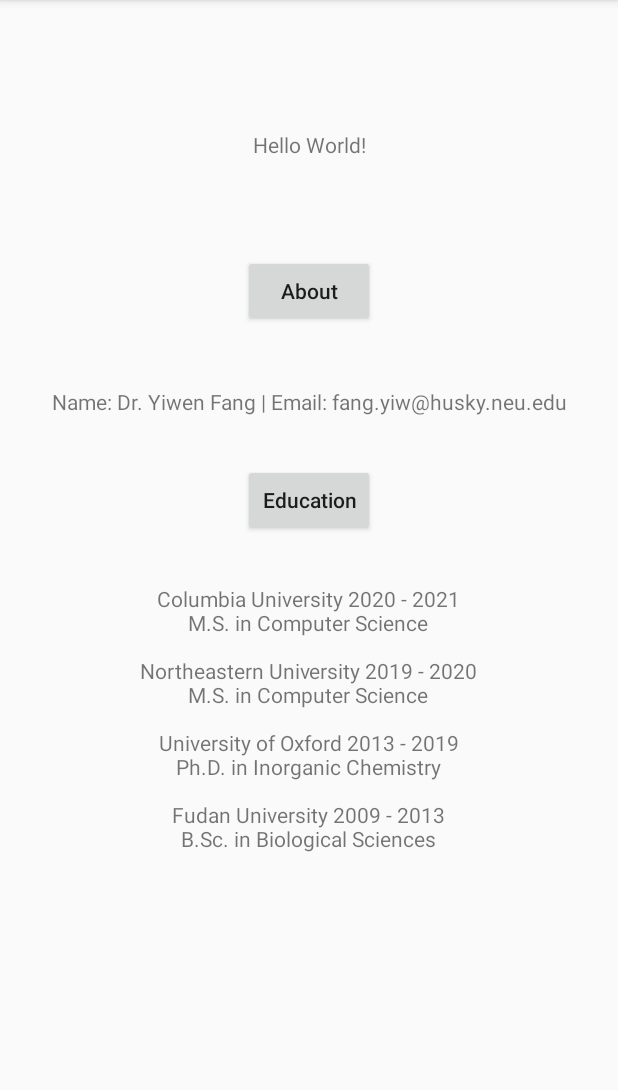
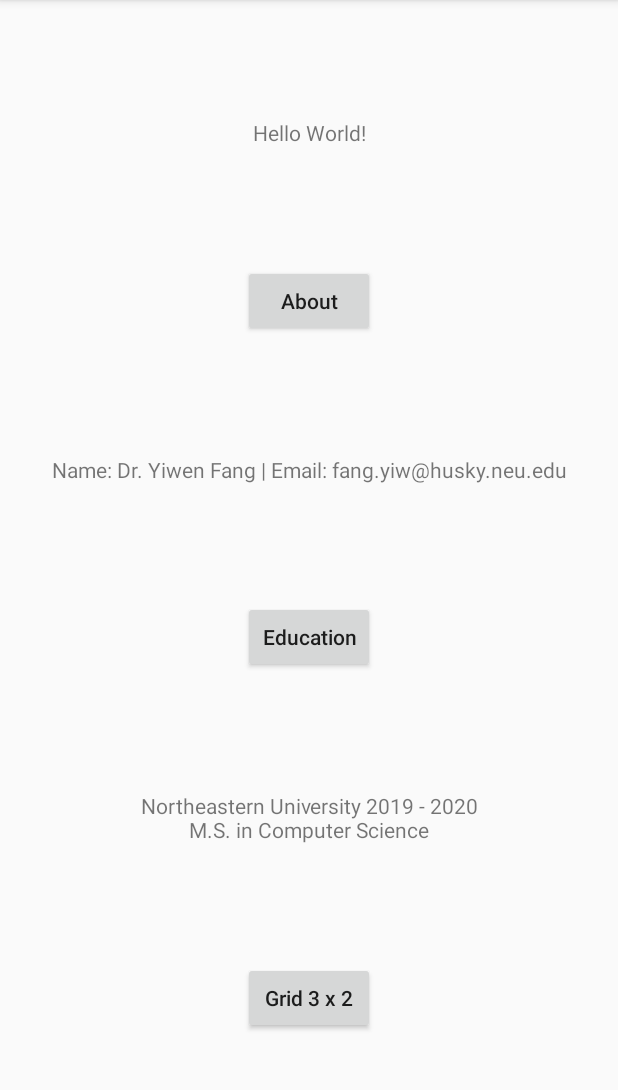
Before and after one commit to fangyiwen/NUMAD20SuYiwenFang, an Android app: the screen it shows after launch (MainActivity), after a tap on "Education", on a phone screen of 412 x 824 dp, the part 84-1174 px from its top. Run offline under Robolectric (Android 15) with nearby library versions, the phone set to English and light mode, and no system bars; 1 other tap on this screen came first.

Commit message:
Create for Assignment 3

```diff
--- a/app/build.gradle
+++ b/app/build.gradle
@@ -8,8 +8,8 @@ android {
         applicationId "com.myexample.numad20su_yiwenfang"
         minSdkVersion 26
         targetSdkVersion 29
-        versionCode 1
-        versionName "1.0"
+        versionCode 4
+        versionName "4.0"
 
         testInstrumentationRunner "androidx.test.runner.AndroidJUnitRunner"
     }
@@ -31,4 +31,5 @@ dependencies {
     testImplementation 'junit:junit:4.12'
     androidTestImplementation 'androidx.test.ext:junit:1.1.1'
     androidTestImplementation 'androidx.test.espresso:espresso-core:3.2.0'
+    implementation 'com.google.android.material:material:1.0.0'
 }
--- a/app/src/main/java/com/myexample/numad20su_yiwenfang/MainActivity.java
+++ b/app/src/main/java/com/myexample/numad20su_yiwenfang/MainActivity.java
@@ -2,9 +2,12 @@ package com.myexample.numad20su_yiwenfang;
 
 import androidx.appcompat.app.AppCompatActivity;
 
+import android.content.Intent;
+import android.content.res.Configuration;
 import android.os.Bundle;
 import android.view.View;
 import android.widget.TextView;
+import android.widget.Toast;
 
 public class MainActivity extends AppCompatActivity {
 
@@ -21,9 +24,27 @@ public class MainActivity extends AppCompatActivity {
 
     public void educationEducation(View view) {
         TextView textView3 = findViewById(R.id.textView3);
-        textView3.setText("Columbia University 2020 - 2021\nM.S. in Computer Science\n\n" +
-                "Northeastern University 2019 - 2020\nM.S. in Computer Science\n\n" +
-                "University of Oxford 2013 - 2019\nPh.D. in Inorganic Chemistry\n\n" +
-                "Fudan University 2009 - 2013\nB.Sc. in Biological Sciences");
+        textView3.setText("Northeastern University 2019 - 2020\nM.S. in Computer Science");
+    }
+
+    public void grid3x2(View view) {
+        Intent intent = new Intent(this, DisplayGridMessageActivity.class);
+        startActivity(intent);
+    }
+
+    /**
+     * Handle configuration changes including screen orientation
+     * Code is cited from https://developer.android.com/guide/topics/resources/runtime-changes
+     */
+    @Override
+    public void onConfigurationChanged(Configuration newConfig) {
+        super.onConfigurationChanged(newConfig);
+
+        // Checks the orientation of the screen
+        if (newConfig.orientation == Configuration.ORIENTATION_LANDSCAPE) {
+            Toast.makeText(this, "landscape", Toast.LENGTH_SHORT).show();
+        } else if (newConfig.orientation == Configuration.ORIENTATION_PORTRAIT) {
+            Toast.makeText(this, "portrait", Toast.LENGTH_SHORT).show();
+        }
     }
 }
--- a/app/src/main/res/layout/activity_main.xml
+++ b/app/src/main/res/layout/activity_main.xml
@@ -12,48 +12,47 @@
         android:layout_height="wrap_content"
         android:text="Hello World!"
         android:textAlignment="center"
-        app:layout_constraintBottom_toBottomOf="parent"
+        app:layout_constraintBottom_toTopOf="@+id/button"
         app:layout_constraintEnd_toEndOf="parent"
         app:layout_constraintHorizontal_bias="0.5"
         app:layout_constraintStart_toStartOf="parent"
-        app:layout_constraintTop_toTopOf="parent"
-        app:layout_constraintVertical_bias="0.116" />
+        app:layout_constraintTop_toTopOf="parent" />
+
+    <Button
+        android:id="@+id/button"
+        android:layout_width="wrap_content"
+        android:layout_height="wrap_content"
+        android:onClick="aboutNameEmail"
+        android:text="@string/about_string"
+        android:textAlignment="center"
+        android:textAllCaps="false"
+        app:layout_constraintBottom_toTopOf="@+id/textView2"
+        app:layout_constraintEnd_toEndOf="parent"
+        app:layout_constraintHorizontal_bias="0.5"
+        app:layout_constraintStart_toStartOf="parent"
+        app:layout_constraintTop_toBottomOf="@+id/textView" />
 
     <TextView
         android:id="@+id/textView2"
         android:layout_width="wrap_content"
         android:layout_height="wrap_content"
-        android:layout_marginTop="40dp"
         android:text="@string/nameEmail_string"
         android:textAlignment="center"
         android:textAllCaps="false"
-        app:layout_constraintEnd_toEndOf="parent"
-        app:layout_constraintHorizontal_bias="0.498"
-        app:layout_constraintStart_toStartOf="parent"
-        app:layout_constraintTop_toBottomOf="@+id/button" />
-
-    <Button
-        android:id="@+id/button"
-        android:layout_width="wrap_content"
-        android:layout_height="wrap_content"
-        android:layout_marginTop="64dp"
-        android:onClick="aboutNameEmail"
-        android:text="@string/about_string"
-        android:textAlignment="center"
-        android:textAllCaps="false"
+        app:layout_constraintBottom_toTopOf="@+id/button2"
         app:layout_constraintEnd_toEndOf="parent"
         app:layout_constraintHorizontal_bias="0.5"
         app:layout_constraintStart_toStartOf="parent"
-        app:layout_constraintTop_toBottomOf="@+id/textView" />
+        app:layout_constraintTop_toBottomOf="@+id/button" />
 
     <Button
         android:id="@+id/button2"
         android:layout_width="wrap_content"
         android:layout_height="wrap_content"
-        android:layout_marginTop="32dp"
         android:onClick="educationEducation"
         android:text="@string/education_string"
         android:textAllCaps="false"
+        app:layout_constraintBottom_toTopOf="@+id/textView3"
         app:layout_constraintEnd_toEndOf="parent"
         app:layout_constraintHorizontal_bias="0.5"
         app:layout_constraintStart_toStartOf="parent"
@@ -63,12 +62,26 @@
         android:id="@+id/textView3"
         android:layout_width="wrap_content"
         android:layout_height="wrap_content"
-        android:layout_marginTop="32dp"
         android:text="@string/resumeTextView_string"
         android:textAlignment="center"
+        app:layout_constraintBottom_toTopOf="@+id/button3"
         app:layout_constraintEnd_toEndOf="parent"
-        app:layout_constraintHorizontal_bias="0.498"
+        app:layout_constraintHorizontal_bias="0.5"
         app:layout_constraintStart_toStartOf="parent"
         app:layout_constraintTop_toBottomOf="@+id/button2" />
 
+    <Button
+        android:id="@+id/button3"
+        android:layout_width="wrap_content"
+        android:layout_height="wrap_content"
+        android:onClick="grid3x2"
+        android:text="@string/grid3x2_string"
+        android:textAlignment="center"
+        android:textAllCaps="false"
+        app:layout_constraintBottom_toBottomOf="parent"
+        app:layout_constraintEnd_toEndOf="parent"
+        app:layout_constraintHorizontal_bias="0.5"
+        app:layout_constraintStart_toStartOf="parent"
+        app:layout_constraintTop_toBottomOf="@+id/textView3" />
+
 </androidx.constraintlayout.widget.ConstraintLayout>
```
Also changed, not shown: app/src/main/AndroidManifest.xml (+6 -1 lines), app/src/main/java/com/myexample/numad20su_yiwenfang/DisplayGridMessageActivity.java (added, +47 -0 lines), app/src/main/res/layout/activity_display_grid_message.xml (added, +98 -0 lines), app/src/main/res/values/strings.xml (+7 -0 lines), 239 other files.
